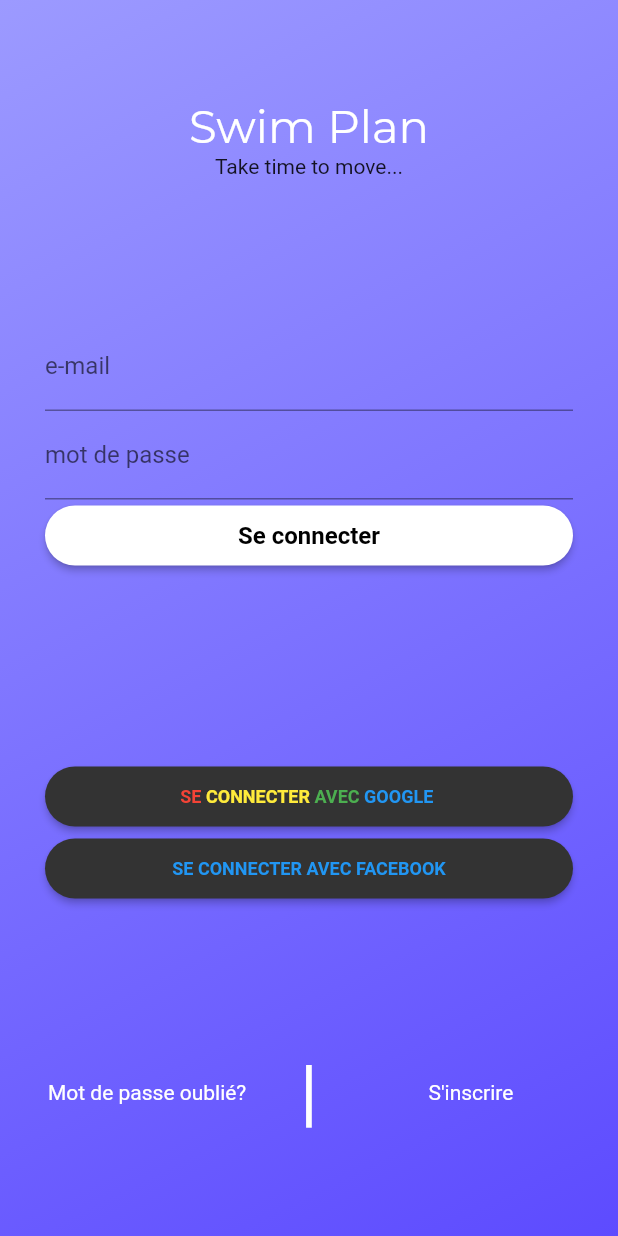
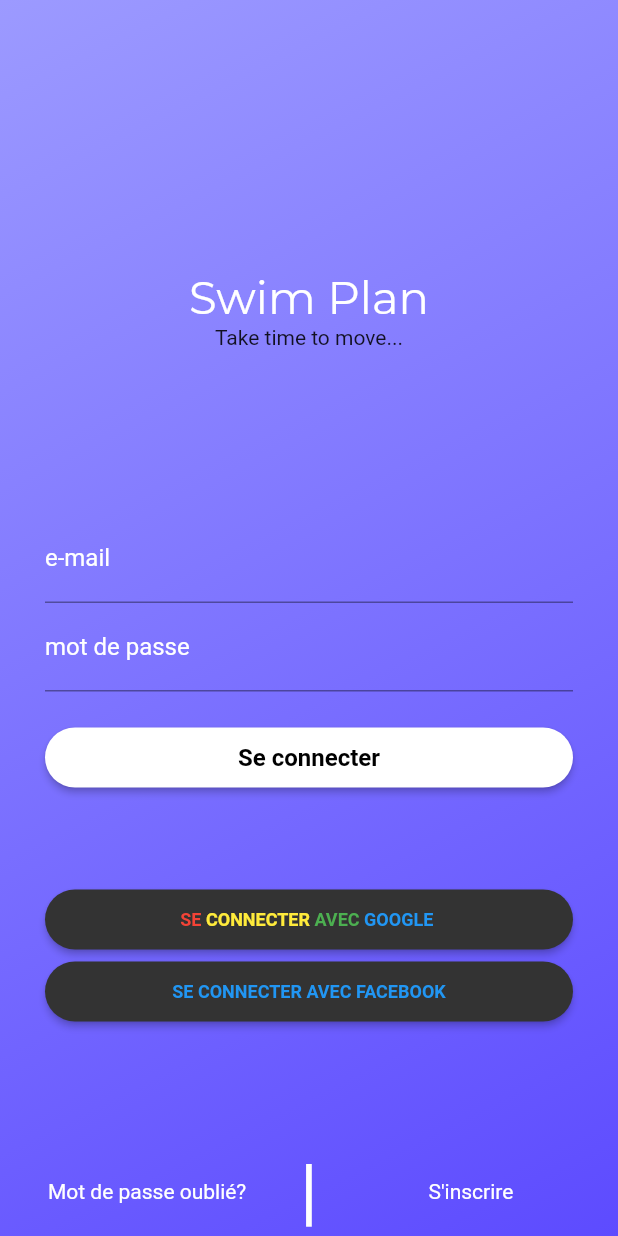
Before and after one commit to Nicoflt/swim-plan, a Flutter app: the screen it shows after launch, on a phone screen of 412 x 824 dp. Run offline on Flutter 3.47's test engine with Material 2 defaults, Android fonts, the phone set to English and light mode, and no system bars; our stand-ins replace cloud_firestore, firebase_auth, firebase_core, flutter_spinkit, google_sign_in; missing offline and left inert: cloud_firestore_web, firebase_auth_web, firebase_core_web, google_sign_in_web; accounts and stored records are empty; project files that could hold a hidden picture were left out.

Commit message:
commit sur 'master'

```diff
--- a/lib/pages/connexion/sign_in.dart
+++ b/lib/pages/connexion/sign_in.dart
@@ -7,6 +7,7 @@ import 'package:swimplan/pages/chargement.dart';
 import 'package:cloud_firestore/cloud_firestore.dart';
 
 // Get informations of the collection "Users" on Firebase
+// Used at the moment of connexion with email and password
 Future<void> userGet() {
   return FirebaseFirestore.instance
       .collection('Users')
@@ -54,12 +55,23 @@ class _ConnectState extends State<Connect> {
               backgroundColor: Colors.transparent,
               resizeToAvoidBottomInset: false,
               body: Column(
-                mainAxisAlignment: MainAxisAlignment.spaceEvenly,
+                mainAxisAlignment: MainAxisAlignment.end,
                 children: [
-                  titleSection(),
-                  signInSection(),
-                  signInWithSection(),
-                  signUpSection(),
+                  Container(
+                    child: titleSection(),
+                  ),
+                  Container(
+                    //decoration: BoxDecoration(color: Colors.green),
+                    child: signInSection(),
+                  ),
+                  Container(
+                    //decoration: BoxDecoration(color: Colors.red),
+                    child: signInWithSection(),
+                  ),
+                  Container(
+                    //decoration: BoxDecoration(color: Colors.yellow),
+                    child: signUpSection(),
+                  ),
                 ],
               ),
             ),
@@ -68,6 +80,7 @@ class _ConnectState extends State<Connect> {
 
   Widget titleSection() {
     return Container(
+      margin: EdgeInsets.only(bottom: 80),
       child: Column(
         children: [
           Text(
@@ -107,22 +120,28 @@ class _ConnectState extends State<Connect> {
     return Container(
       decoration: BoxDecoration(
         borderRadius: BorderRadius.circular(15),
-        boxShadow: [],
       ),
-      margin: EdgeInsets.all(20),
-      padding: EdgeInsets.all(10),
+      margin: EdgeInsets.all(30),
       child: Column(
         children: [
           TextFormField(
-            decoration: InputDecoration(labelText: 'e-mail'),
+            decoration: InputDecoration(
+              labelText: 'e-mail',
+              labelStyle: TextStyle(color: Colors.white),
+            ),
             onChanged: (val) => email = val,
           ),
           TextFormField(
-            decoration: InputDecoration(labelText: 'mot de passe'),
+            decoration: InputDecoration(
+              labelText: 'mot de passe',
+              labelStyle: TextStyle(color: Colors.white),
+            ),
             obscureText: true,
             onChanged: (val) => password = val,
           ),
-          ElevatedButton(
+          Padding(
+            padding: EdgeInsets.only(top: 20),
+            child: ElevatedButton(
               style: ElevatedButton.styleFrom(
                 primary: Colors.white,
                 minimumSize: Size(double.infinity, 40),
@@ -148,6 +167,7 @@ class _ConnectState extends State<Connect> {
                 }
                 userGet();
               },
+            ),
           ),
         ],
       ),
@@ -261,6 +281,7 @@ class _ConnectState extends State<Connect> {
 
   Widget signUpSection() {
     return Container(
+      margin: EdgeInsets.only(top: 50),
       child: Row(
         children: [
           Expanded(
```
Lines whose indentation alone changed are shown as unchanged.
